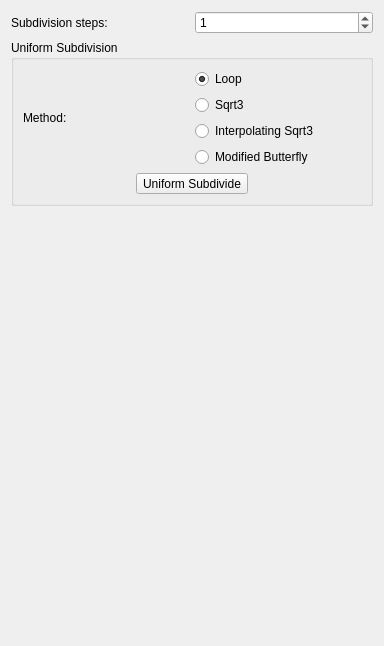
Before: the Qt Designer form Plugin-Subdivider/subdividerControls.ui in ShenRen/OpenFlipper, drawn with Qt 5.
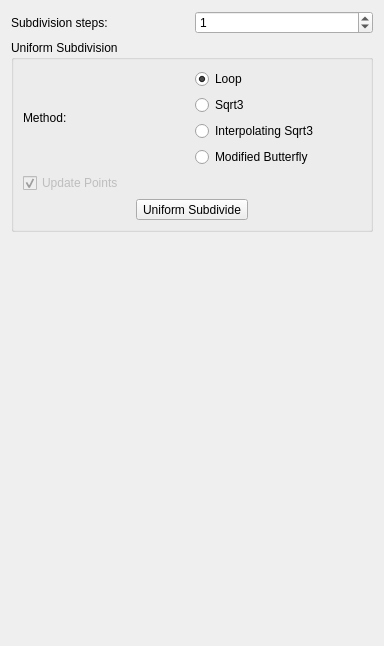
After: the same form once the commit is applied.

Commit message:
Interface implementation for subdivider extension of update points
refs #266

```diff
--- a/Plugin-Subdivider/subdividerControls.ui
+++ b/Plugin-Subdivider/subdividerControls.ui
@@ -13,7 +13,7 @@
   <property name="windowTitle">
    <string>Form</string>
   </property>
-  <layout class="QVBoxLayout" name="verticalLayout_2">
+  <layout class="QVBoxLayout" name="verticalLayout_3">
    <item>
     <layout class="QHBoxLayout" name="horizontalLayout_3">
      <item>
@@ -37,7 +37,7 @@
      <property name="title">
       <string>Uniform Subdivision</string>
      </property>
-     <layout class="QVBoxLayout" name="verticalLayout_3">
+     <layout class="QVBoxLayout" name="verticalLayout_2">
       <item>
        <layout class="QHBoxLayout" name="horizontalLayout_2">
         <item>
@@ -103,6 +103,25 @@
         </item>
        </layout>
       </item>
+      <item>
+       <widget class="QCheckBox" name="updatePoints">
+        <property name="enabled">
+         <bool>false</bool>
+        </property>
+        <property name="toolTip">
+         <string/>
+        </property>
+        <property name="text">
+         <string>Update Points</string>
+        </property>
+        <property name="checkable">
+         <bool>true</bool>
+        </property>
+        <property name="checked">
+         <bool>true</bool>
+        </property>
+       </widget>
+      </item>
       <item>
        <layout class="QHBoxLayout" name="horizontalLayout_4">
         <item>
```
The commit also changes 1 other file.
